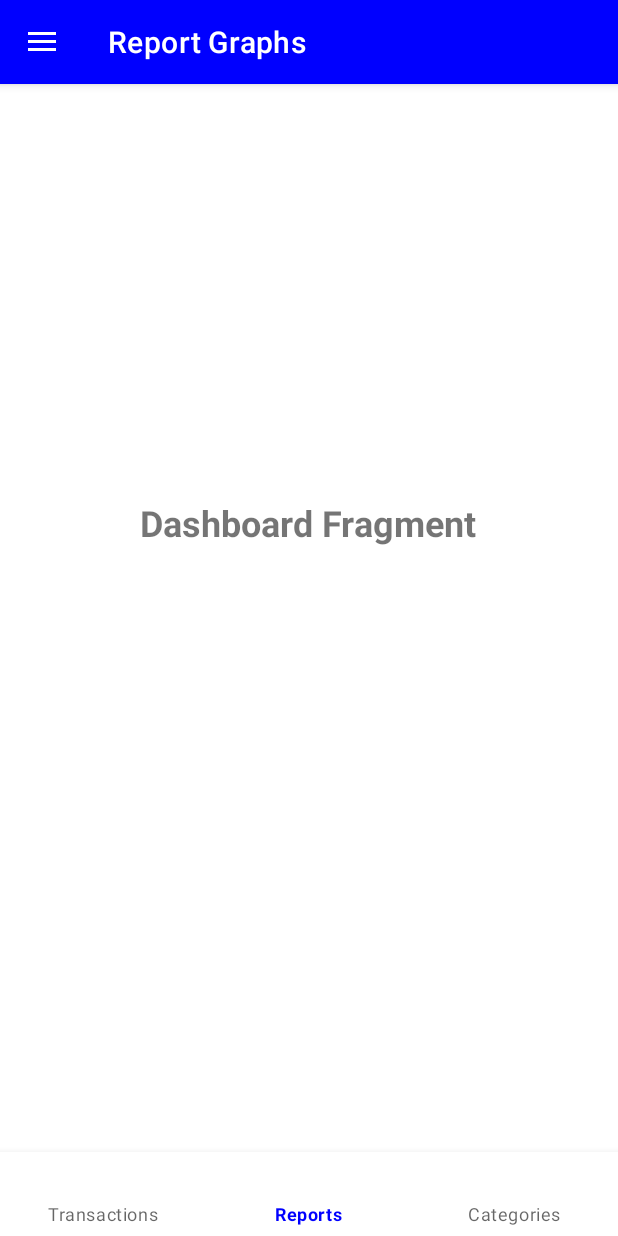
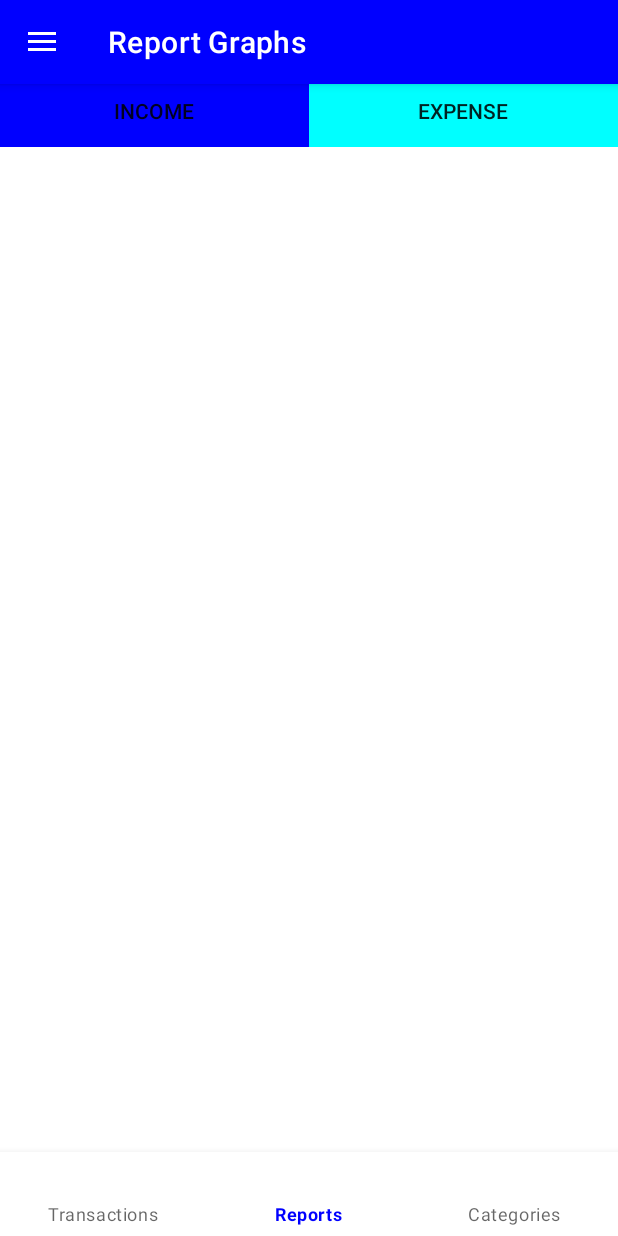
Before and after one commit to DenisSurina/SmartExpenses, an Android app: the screen it shows after launch (MainActivity), item 2 of the bottom bar chosen, on a phone screen of 412 x 824 dp. Run offline under Robolectric (Android 15) with nearby library versions, the phone set to English and light mode, and no system bars; our stand-ins replace Picasso, Room's generated code.

Commit message:
buttons in fragment reports

```diff
--- a/app/build.gradle
+++ b/app/build.gradle
@@ -75,5 +75,5 @@ dependencies {
 
     implementation "androidx.cardview:cardview:1.0.0"
 
-
+    implementation 'com.github.PhilJay:MPAndroidChart:v3.1.0'
 }
--- a/app/src/main/java/faks/android/smartexpenses/contoller/CategoriesFragment.kt
+++ b/app/src/main/java/faks/android/smartexpenses/contoller/CategoriesFragment.kt
@@ -59,7 +59,6 @@ class CategoriesFragment : Fragment() {
         categoryViewModel = ViewModelProvider(this)[CategoryFragmentViewModel::class.java]
 
         listCategoriesByType()
-
 
 
         mainFloatingButton.setOnClickListener {
--- a/app/src/main/java/faks/android/smartexpenses/contoller/ReportsFragment.kt
+++ b/app/src/main/java/faks/android/smartexpenses/contoller/ReportsFragment.kt
@@ -1,19 +1,69 @@
 package faks.android.smartexpenses.contoller
 
+import android.content.res.ColorStateList
+import android.graphics.Paint
 import android.os.Bundle
+import android.text.SpannableString
+import android.text.style.UnderlineSpan
 import android.view.LayoutInflater
 import android.view.View
 import android.view.ViewGroup
+import android.widget.Button
+import android.widget.Toast
+import androidx.core.content.ContextCompat
 import androidx.fragment.app.Fragment
 import faks.android.smartexpenses.R
+import faks.android.smartexpenses.databinding.FragmentReportsBinding
 
 class ReportsFragment : Fragment() {
+
+
+    private var _binding: FragmentReportsBinding? = null
+    private val binding get() = _binding!!
+
+    private var expenseSelected = false
 
     override fun onCreateView(
         inflater: LayoutInflater, container: ViewGroup?,
         savedInstanceState: Bundle?
     ): View? {
 
-        return inflater.inflate(R.layout.fragment_reports, container, false)
+        _binding = FragmentReportsBinding.inflate(inflater, container, false)
+
+        setupButtons()
+
+        // Return the root of the binding
+        return binding.root
+    }
+
+
+    private fun setupButtons(){
+        val showExpenseGraphs: Button = binding.showExpenseGraphs
+        val showIncomeGraphs: Button = binding.showIncomeGraphs
+
+        showExpenseGraphs.setBackgroundColor(ContextCompat.getColor(requireContext(), R.color.cyan))
+        showIncomeGraphs.setBackgroundColor(ContextCompat.getColor(requireContext(), R.color.blue))
+
+        showExpenseGraphs.setOnClickListener {
+
+            changeButtonColor(showExpenseGraphs, true)
+            changeButtonColor(showIncomeGraphs, false)
+        }
+
+        showIncomeGraphs.setOnClickListener {
+
+            changeButtonColor(showExpenseGraphs, false)
+            changeButtonColor(showIncomeGraphs, true)
+        }
+    }
+
+    private fun changeButtonColor(button: Button, isSelected: Boolean) {
+        if (isSelected) {
+            // Change to selected color
+            button.setBackgroundColor(ContextCompat.getColor(requireContext(), R.color.cyan))
+        } else {
+            // Change to default color
+            button.setBackgroundColor(ContextCompat.getColor(requireContext(), R.color.blue))
+        }
     }
 }
--- a/app/src/main/java/faks/android/smartexpenses/model/SmartExpensesLocalDatabase.kt
+++ b/app/src/main/java/faks/android/smartexpenses/model/SmartExpensesLocalDatabase.kt
@@ -22,7 +22,7 @@ abstract class SmartExpensesLocalDatabase : RoomDatabase(){
         private var INSTANCE: SmartExpensesLocalDatabase? = null
         const val OTHERS = "others"
         const val DEFAULT_CATEGORY_INCOME = "default_category_income"
-        const val DEFAULT_CATEGORY_EXPENSE = "default_category_income"
+        const val DEFAULT_CATEGORY_EXPENSE = "default_category_expense"
 
 
         fun getDatabase(context: Context): SmartExpensesLocalDatabase {
--- /dev/null
+++ b/app/src/main/res/drawable/button_no_border.xml
@@ -0,0 +1,5 @@
+<?xml version="1.0" encoding="utf-8"?>
+<shape xmlns:android="http://schemas.android.com/apk/res/android">
+    <solid android:color="#FFFFFF"/> <!-- Background color of the button -->
+    <stroke android:width="1dp" android:color="#00000000"/> <!-- Invisible border -->
+</shape>
--- /dev/null
+++ b/app/src/main/res/drawable/button_with_border.xml
@@ -0,0 +1,6 @@
+<?xml version="1.0" encoding="utf-8"?>
+<shape xmlns:android="http://schemas.android.com/apk/res/android">
+    <solid android:color="#FFFFFF"/> <!-- Background color of the button -->
+    <stroke android:width="1dp" android:color="#00000000"/> <!-- Invisible border -->
+    <stroke android:width="2dp" android:color="#FF0000" android:top="0dp" android:right="0dp" android:left="0dp"/> <!-- Red bottom border -->
+</shape>
--- a/app/src/main/res/layout/fragment_reports.xml
+++ b/app/src/main/res/layout/fragment_reports.xml
@@ -1,6 +1,6 @@
 <?xml version="1.0" encoding="utf-8"?>
 <!-- fragment_home.xml -->
-<androidx.constraintlayout.widget.ConstraintLayout xmlns:android="http://schemas.android.com/apk/res/android"
+<RelativeLayout xmlns:android="http://schemas.android.com/apk/res/android"
     xmlns:app="http://schemas.android.com/apk/res-auto"
     xmlns:tools="http://schemas.android.com/tools"
     android:layout_width="match_parent"
@@ -9,16 +9,52 @@
     android:gravity="center"
     tools:context=".contoller.ReportsFragment">
 
-    <TextView
-        android:layout_width="wrap_content"
+    <LinearLayout
+        android:id="@+id/fragment_reports_linear_layout"
+        android:layout_width="fill_parent"
         android:layout_height="wrap_content"
-        android:layout_marginTop="276dp"
-        android:text="Dashboard Fragment"
-        android:textSize="24sp"
-        android:textStyle="bold"
-        app:layout_constraintEnd_toEndOf="parent"
-        app:layout_constraintHorizontal_bias="0.497"
-        app:layout_constraintStart_toStartOf="parent"
-        app:layout_constraintTop_toTopOf="parent" />
+        android:weightSum="2"
+        android:layout_marginTop="-6dp"
+        android:orientation="horizontal">
 
-</androidx.constraintlayout.widget.ConstraintLayout>
+        <androidx.appcompat.widget.AppCompatButton android:layout_width="0dp"
+            android:id="@+id/show_income_graphs"
+            android:layout_height="match_parent"
+            android:layout_weight="1"
+            android:text="Income"/>
+
+        <androidx.appcompat.widget.AppCompatButton android:layout_width="0dp"
+            android:layout_height="match_parent"
+            android:layout_weight="1"
+            android:id="@+id/show_expense_graphs"
+            android:text="Expense"/>
+    </LinearLayout>
+
+
+    <ScrollView
+        android:layout_width="match_parent"
+        android:layout_height="match_parent"
+        android:layout_marginTop="50dp">
+
+        <!-- Your existing content layout here -->
+        <LinearLayout
+            android:id="@+id/dddddd"
+            android:layout_width="match_parent"
+            android:layout_height="wrap_content"
+            android:layout_marginLeft="20dp"
+            android:layout_marginRight="20dp"
+            android:gravity="center"
+
+            android:orientation="vertical"
+            tools:context="faks.android.smartexpenses.contoller.CategoriesFragment">
+
+
+
+        </LinearLayout>
+
+
+    </ScrollView>
+
+
+
+</RelativeLayout>
--- a/settings.gradle
+++ b/settings.gradle
@@ -3,6 +3,7 @@ pluginManagement {
         google()
         mavenCentral()
         gradlePluginPortal()
+        maven { url 'https://jitpack.io' }
     }
 }
 dependencyResolutionManagement {
@@ -10,6 +11,7 @@ dependencyResolutionManagement {
     repositories {
         google()
         mavenCentral()
+        maven { url 'https://jitpack.io' }
     }
 }
 rootProject.name = "SmartExpenses"
```
Also changed, not shown: app/src/main/res/drawable/button_normal.xml (added, +15 -0 lines), app/src/main/res/drawable/button_selected.xml (added, +14 -0 lines).
